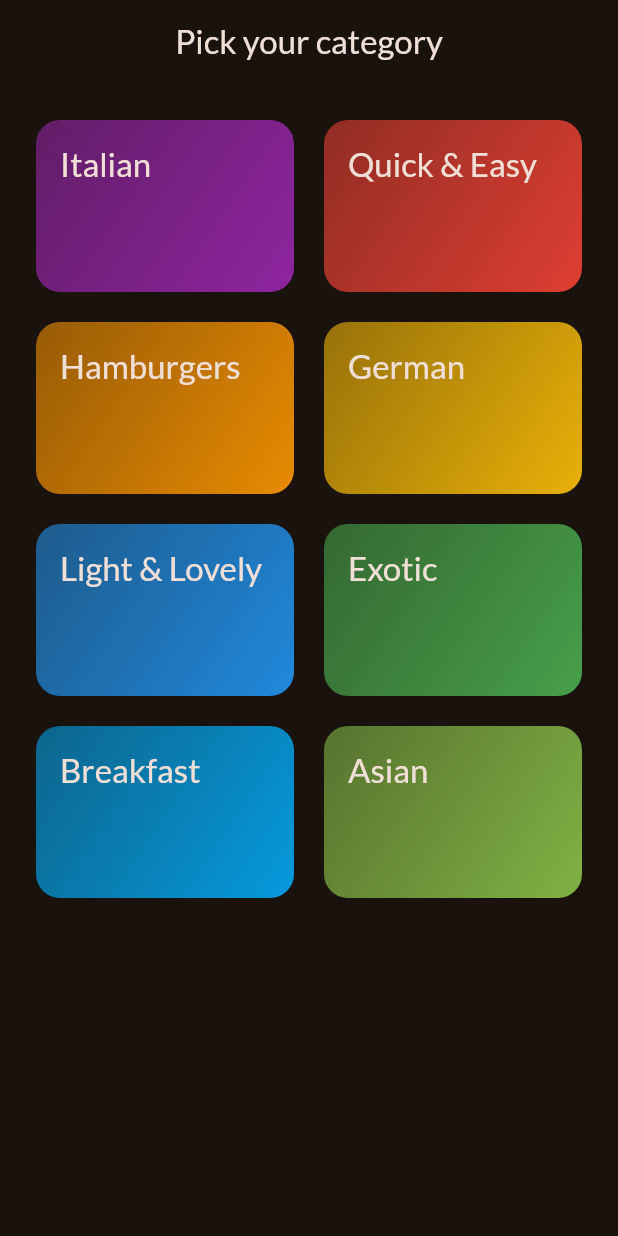
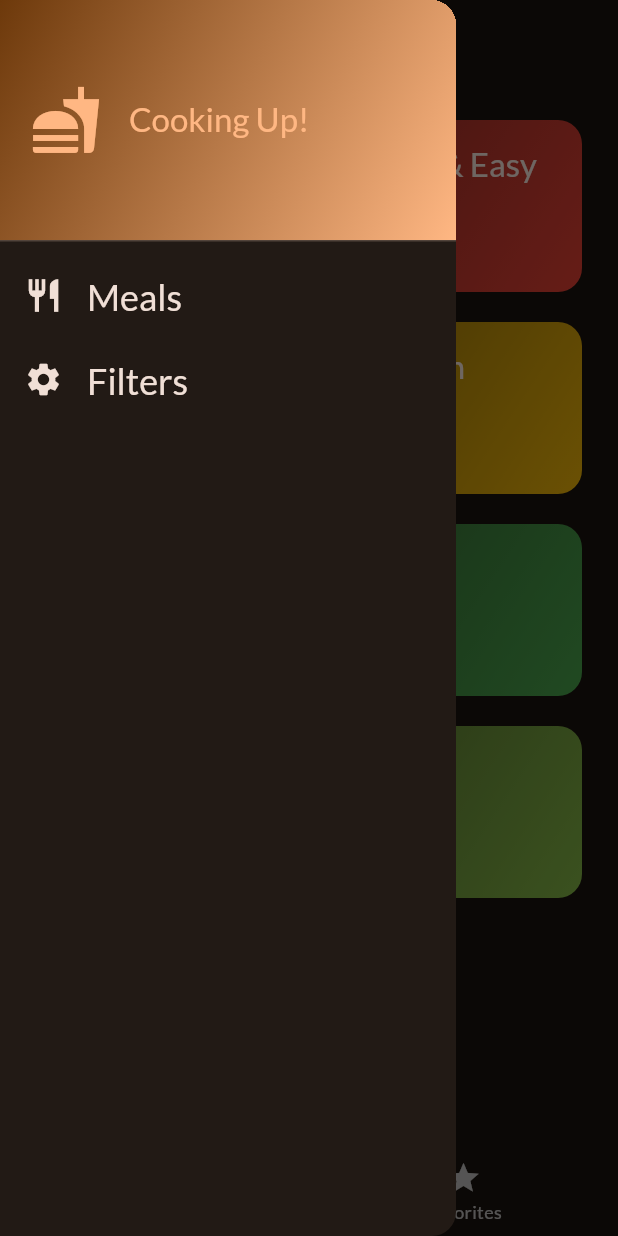
Before and after one commit to spinatose/meals, a Flutter app: the screen it shows after launch, with the side drawer open (before the commit the screen has no drawer), on a phone screen of 412 x 824 dp. Run offline on Flutter 3.47's test engine with Material 3 defaults, Android fonts, the phone set to English and light mode, and no system bars; our stand-ins replace google_fonts, transparent_image.

Commit message:
added filters, meals detail navigation, fav meals, better nav

```diff
--- /dev/null
+++ b/lib/domain/enums.dart
@@ -0,0 +1,13 @@
+
+
+enum Filter {
+  glutenFree,
+  lactoseFree,
+  vegan,
+  vegetarian,
+}
+
+enum CajonOption {
+  meals,
+  filters,
+}
--- a/lib/main.dart
+++ b/lib/main.dart
@@ -1,7 +1,6 @@
 import 'package:flutter/material.dart';
-
 import 'package:google_fonts/google_fonts.dart';
-import 'package:meals/presentation/screen/categories_screen.dart';
+import 'package:meals/presentation/screen/tabs_screen.dart';
 
 final theme = ThemeData(
   useMaterial3: true,
@@ -25,7 +24,7 @@ class App extends StatelessWidget {
       theme: theme,
       home: const Scaffold(
         body: Center(
-          child: CategoriesScreen(key: Key("categories")),
+          child: TabsScreen(key: Key("categories")),
         ),
       ),
     );
--- a/lib/presentation/screen/categories_screen.dart
+++ b/lib/presentation/screen/categories_screen.dart
@@ -7,14 +7,17 @@ import 'package:meals/presentation/screen/meals_screen.dart';
 import 'package:meals/presentation/widget/category_griditem.dart';
 
 class CategoriesScreen extends StatelessWidget {
-  const CategoriesScreen({super.key});
+  final void Function(Meal meal) onToggleFavorite;
+  final List<Meal> availableMeals;
+
+  const CategoriesScreen({super.key, required this.onToggleFavorite, required this.availableMeals});
 
   void _selectCategory(BuildContext context, Category category) {
     Navigator.of(context).push(
       MaterialPageRoute(
         builder: (context) => MealsScreen(
-          category: category,
-          meals: dummyMeals
+          title: category.title,
+          meals: availableMeals
               .where((meal) => meal.categories.contains(category.id))
               .toList(),
           onSelectMeal: (context, meal) => _selectMeal(context, meal),
@@ -25,24 +28,17 @@ class CategoriesScreen extends StatelessWidget {
 
   void _selectMeal(BuildContext context, Meal meal) {
     Navigator.of(context).push(
-      MaterialPageRoute(
-        builder: (context) => MealDetailScreen(meal: meal),
-      ),
+      MaterialPageRoute(builder: (context) => MealDetailScreen(meal: meal, onToggleFavorite: onToggleFavorite)),
     );
   }
 
   @override
   Widget build(BuildContext context) {
-    return Scaffold(
-      appBar: AppBar(
-        title: const Text('Pick your category'),
-        centerTitle: true,
-      ),
-      body: GridView(
+    return GridView(
       padding: const EdgeInsets.all(24),
       gridDelegate: const SliverGridDelegateWithFixedCrossAxisCount(
         crossAxisCount: 2,
-          childAspectRatio: 3/2,
+        childAspectRatio: 3 / 2,
         crossAxisSpacing: 20,
         mainAxisSpacing: 20,
       ),
@@ -53,7 +49,6 @@ class CategoriesScreen extends StatelessWidget {
             onSelectCategory: (context) => _selectCategory(context, category),
           ),
       ],
-      ),
     );
   }
 }
--- a/lib/presentation/screen/meals_screen.dart
+++ b/lib/presentation/screen/meals_screen.dart
@@ -1,43 +1,68 @@
 import 'package:flutter/material.dart';
-import 'package:meals/domain/category.dart';
 import 'package:meals/domain/meal.dart';
 import 'package:meals/presentation/widget/meal_tileitem.dart';
+
 class MealsScreen extends StatelessWidget {
-  final Category category;
+  final String? title;
   final List<Meal> meals;
   final void Function(BuildContext context, Meal meal) onSelectMeal;
 
-  const MealsScreen({super.key, required this.category, required this.meals, required this.onSelectMeal});
+  const MealsScreen({
+    super.key,
+    this.title,
+    required this.meals,
+    required this.onSelectMeal,
+  });
 
   @override
   Widget build(BuildContext context) {
     if (meals.isEmpty) {
       return Scaffold(
+        appBar: AppBar(title: Text(title!)),
         body: Center(
-          child: Column(
+        child: Column(
             mainAxisSize: MainAxisSize.min,
             children: [
-              Text('Uh oh... nothing here!', style: Theme.of(context).textTheme.headlineLarge!.copyWith(
-                color: Theme.of(context).colorScheme.onSurface,
-              ),),
+              Text(
+                'Uh oh... nothing here!',
+                style: Theme.of(context).textTheme.headlineLarge!.copyWith(
+                  color: Theme.of(context).colorScheme.onSurface,
+                ),
+              ),
               SizedBox(height: 16),
-              Text('Try selecting a different category!', style: Theme.of(context).textTheme.bodyLarge!.copyWith(
-                color: Theme.of(context).colorScheme.onSurface,
-              ),),
+              Text(
+                'Try selecting a different category!',
+                style: Theme.of(context).textTheme.bodyLarge!.copyWith(
+                  color: Theme.of(context).colorScheme.onSurface,
+                ),
+              ),
             ],
           ),
         ),
       );
     }
 
+    if (title == null) {
+      return ListView.builder(
+        itemCount: meals.length,
+        itemBuilder: (ctx, index) {
+          return MealTileItem(
+            meal: meals[index],
+            onSelectMeal: (context) => onSelectMeal(context, meals[index]),
+          );
+        },
+      );
+    }
+
     return Scaffold(
-      appBar: AppBar(
-        title: Text(category.title),
-      ),
+      appBar: AppBar(title: Text(title!)),
       body: ListView.builder(
         itemCount: meals.length,
         itemBuilder: (ctx, index) {
-          return MealTileItem(meal: meals[index], onSelectMeal: (context) => onSelectMeal(context, meals[index]));
+          return MealTileItem(
+            meal: meals[index],
+            onSelectMeal: (context) => onSelectMeal(context, meals[index]),
+          );
         },
       ),
     );
--- /dev/null
+++ b/lib/presentation/screen/tabs_screen.dart
@@ -0,0 +1,133 @@
+import 'package:flutter/material.dart';
+import 'package:meals/domain/enums.dart';
+import 'package:meals/domain/meal.dart';
+import 'package:meals/fixtures/dummy_data.dart';
+import 'package:meals/presentation/screen/categories_screen.dart';
+import 'package:meals/presentation/screen/filters_screen.dart';
+import 'package:meals/presentation/screen/meal_detail_screen.dart';
+import 'package:meals/presentation/screen/meals_screen.dart';
+import 'package:meals/presentation/widget/main_cajon.dart';
+
+const kInitialFilters = {
+  Filter.glutenFree: false,
+  Filter.lactoseFree: false,
+  Filter.vegan: false,
+  Filter.vegetarian: false,
+};
+
+class TabsScreen extends StatefulWidget {
+  const TabsScreen({super.key});
+
+  @override
+  State<TabsScreen> createState() => _TabsScreenState();
+}
+
+class _TabsScreenState extends State<TabsScreen> {
+  int _selectedPageIndex = 0;
+  final List<Meal> _favoriteMeals = [];
+  Map<Filter, bool> _selectedFilters = kInitialFilters;
+
+  void _selectPage(int index) {
+    setState(() {
+      _selectedPageIndex = index;
+    });
+  }
+
+  void _selectMeal(BuildContext context, Meal meal) {
+    Navigator.of(context).push(
+      MaterialPageRoute(
+        builder: (context) => MealDetailScreen(
+          meal: meal,
+          onToggleFavorite: _toggleMealFavoriteStatus,
+        ),
+      ),
+    );
+  }
+
+  void _selectOption(CajonOption option) async {
+    Navigator.of(context).pop();
+
+    if (option == CajonOption.filters) {
+      var result = await Navigator.of(context).push<Map<Filter, bool>>(
+        MaterialPageRoute(builder: (context) => FiltersScreen(currentFilters: _selectedFilters)),
+      );
+
+      setState(() {
+        _selectedFilters = result ?? kInitialFilters;
+      });
+    }
+  }
+
+  void _showInfoMessage(String message) {
+    ScaffoldMessenger.of(context).clearSnackBars();
+    ScaffoldMessenger.of(
+      context,
+    ).showSnackBar(SnackBar(content: Text(message)));
+  }
+
+  void _toggleMealFavoriteStatus(Meal meal) {
+    setState(() {
+      _favoriteMeals.contains(meal)
+          ? _favoriteMeals.remove(meal)
+          : _favoriteMeals.add(meal);
+    });
+
+    _showInfoMessage(
+      '${_favoriteMeals.contains(meal) ? 'Added to' : 'Removed from'} favorites!',
+    );
+  }
+
+  @override
+  Widget build(BuildContext context) {
+    final availableMeals = dummyMeals.where((meal) {
+      return (_selectedFilters[Filter.glutenFree] != true ||
+              meal.isGlutenFree) &&
+          (_selectedFilters[Filter.lactoseFree] != true ||
+              meal.isLactoseFree) &&
+          (_selectedFilters[Filter.vegan] != true || meal.isVegan) &&
+          (_selectedFilters[Filter.vegetarian] != true || meal.isVegetarian);
+    }).toList();
+
+    Widget activePage = CategoriesScreen(
+      onToggleFavorite: _toggleMealFavoriteStatus,
+      availableMeals: availableMeals,
+    );
+    String activePageTitle = 'Categories';
+
+    switch (_selectedPageIndex) {
+      case 0:
+        activePage = CategoriesScreen(
+          onToggleFavorite: _toggleMealFavoriteStatus,
+          availableMeals: availableMeals,
+        );
+        activePageTitle = 'Categories';
+        break;
+      case 1:
+        activePage = MealsScreen(
+          meals: _favoriteMeals,
+          onSelectMeal: (context, meal) => _selectMeal(context, meal),
+        );
+        activePageTitle = 'Favorites';
+        break;
+    }
+
+    return Scaffold(
+      appBar: AppBar(title: Text(activePageTitle)),
+      body: activePage,
+      bottomNavigationBar: BottomNavigationBar(
+        currentIndex: _selectedPageIndex,
+        items: const [
+          BottomNavigationBarItem(
+            icon: Icon(Icons.set_meal),
+            label: 'Categories',
+          ),
+          BottomNavigationBarItem(icon: Icon(Icons.star), label: 'Favorites'),
+        ],
+        onTap: (index) {
+          _selectPage(index);
+        },
+      ),
+      drawer: MainCajon(onSelectOption: _selectOption),
+    );
+  }
+}
--- /dev/null
+++ b/lib/presentation/widget/main_cajon.dart
@@ -0,0 +1,57 @@
+import 'package:flutter/material.dart';
+import 'package:meals/domain/enums.dart';
+import 'package:meals/presentation/screen/meals_screen.dart';
+
+class MainCajon extends StatelessWidget {
+  final void Function(CajonOption option) onSelectOption;
+
+  const MainCajon({super.key, required this.onSelectOption});
+
+  @override
+  Widget build(BuildContext context) {
+    return Drawer(
+      child: Column(
+        children: [
+          DrawerHeader(
+            decoration: BoxDecoration(
+              gradient: LinearGradient(
+                colors: [
+                  Theme.of(context).colorScheme.primaryContainer,
+                  Theme.of(context).colorScheme.primary,
+                ],
+                begin: Alignment.topLeft,
+                end: Alignment.bottomRight,
+              ),
+            ),
+            padding: const EdgeInsets.all(20),
+            child: Row(
+              children: [
+                Icon(Icons.fastfood, size: 48, color: Theme.of(context).colorScheme.primary),
+                SizedBox(width: 18),
+                Text('Cooking Up!', style: Theme.of(context).textTheme.titleLarge!.copyWith(
+                  color: Theme.of(context).colorScheme.primary,
+                )),
+              ],
+            ),
+          ),
+          ListTile(
+            leading: Icon(Icons.restaurant, size: 26, color: Theme.of(context).colorScheme.onSurface),
+            title: Text('Meals', style: Theme.of(context).textTheme.titleLarge!.copyWith(
+              color: Theme.of(context).colorScheme.onSurface,
+              fontSize: 24,
+            )),
+            onTap: () => onSelectOption(CajonOption.meals),
+          ),
+          ListTile(
+            leading: Icon(Icons.settings, size: 26, color: Theme.of(context).colorScheme.onSurface),
+            title: Text('Filters', style: Theme.of(context).textTheme.titleLarge!.copyWith(
+              color: Theme.of(context).colorScheme.onSurface,
+              fontSize: 24,
+            )),
+            onTap: () => onSelectOption(CajonOption.filters),
+          ),
+        ],
+      ),
+    );
+  }
+}
```
Also changed, not shown: lib/presentation/screen/filters_screen.dart (added, +89 -0 lines), lib/presentation/screen/meal_detail_screen.dart (+77 -13 lines), lib/presentation/widget/filter_switch_tile.dart (added, +38 -0 lines). Lines whose indentation alone changed are shown as unchanged.
